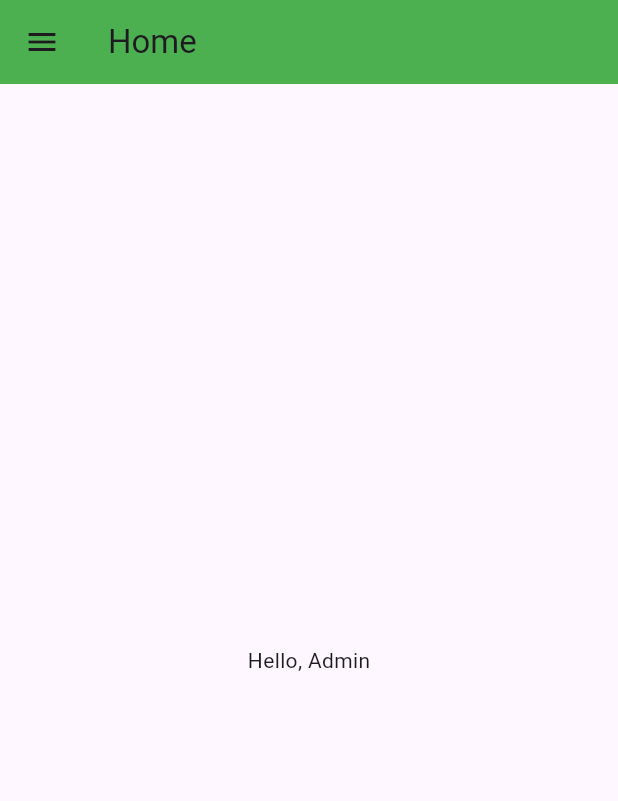
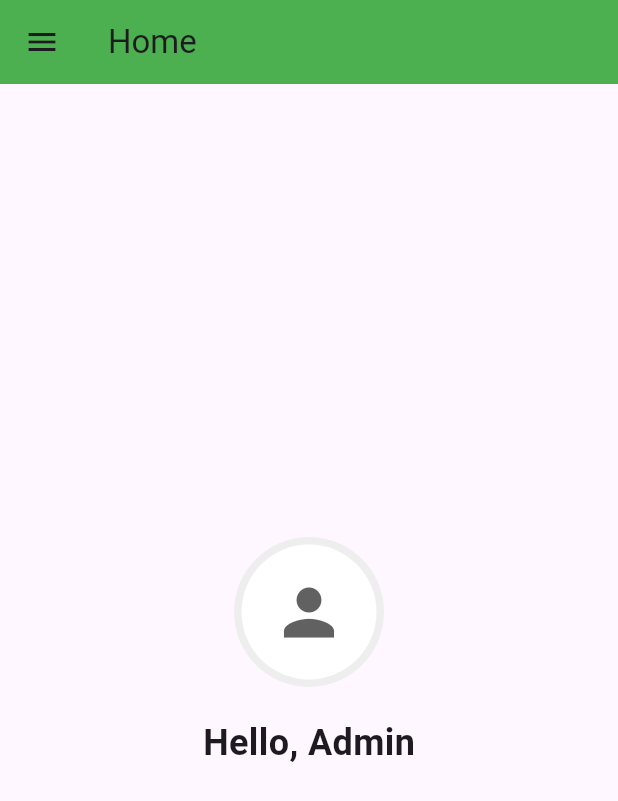
Before and after one commit to nofil-zahid/restaurant_management_system, a Flutter app: the Waiter screen opened by its route, on a phone screen of 412 x 824 dp. Shown: the top 801 px of the screen. Run offline on Flutter 3.47's test engine with Material 3 defaults, Android fonts, the light colour scheme and no system bars; our stand-ins replace cloud_firestore, firebase_core, firebase_storage, flutter_spinkit, image_picker, shared_preferences; accounts and stored records are empty; generated files the repository leaves out were written again.

Commit message:
screen looking better

```diff
--- a/lib/screen/Waiter/waiter.dart
+++ b/lib/screen/Waiter/waiter.dart
@@ -43,12 +43,45 @@ class _WaiterState extends State<Waiter> {
           }
           if (snapshot.hasError) {
             return Center(
-              child: Text('Error: ${snapshot.error}'),
+              child: Text(
+                'Error: ${snapshot.error}',
+                style: TextStyle(color: Colors.red, fontSize: 18),
+              ),
             );
           }
           String currentUser = snapshot.data ?? "Admin";
           return Center(
-            child: Text("Hello, $currentUser"),
+            child: Padding(
+              padding: const EdgeInsets.all(16.0),
+              child: Column(
+                mainAxisAlignment: MainAxisAlignment.center,
+                crossAxisAlignment: CrossAxisAlignment.center,
+                children: [
+                  CircleAvatar(
+                    radius: 50,
+                    backgroundColor: Colors.grey[200],
+                    child: CircleAvatar(
+                      radius: 45,
+                      backgroundColor: Colors.white,
+                      child: Icon(
+                        Icons.person,
+                        size: 50,
+                        color: Colors.grey[700],
+                      ),
+                    ),
+                  ),
+                  SizedBox(height: 20),
+                  Text(
+                    "Hello, $currentUser",
+                    style: TextStyle(
+                      fontSize: 24,
+                      fontWeight: FontWeight.bold,
+                    ),
+                  ),
+                  SizedBox(height: 10),
+                ],
+              ),
+            ),
           );
         },
       ),
```
